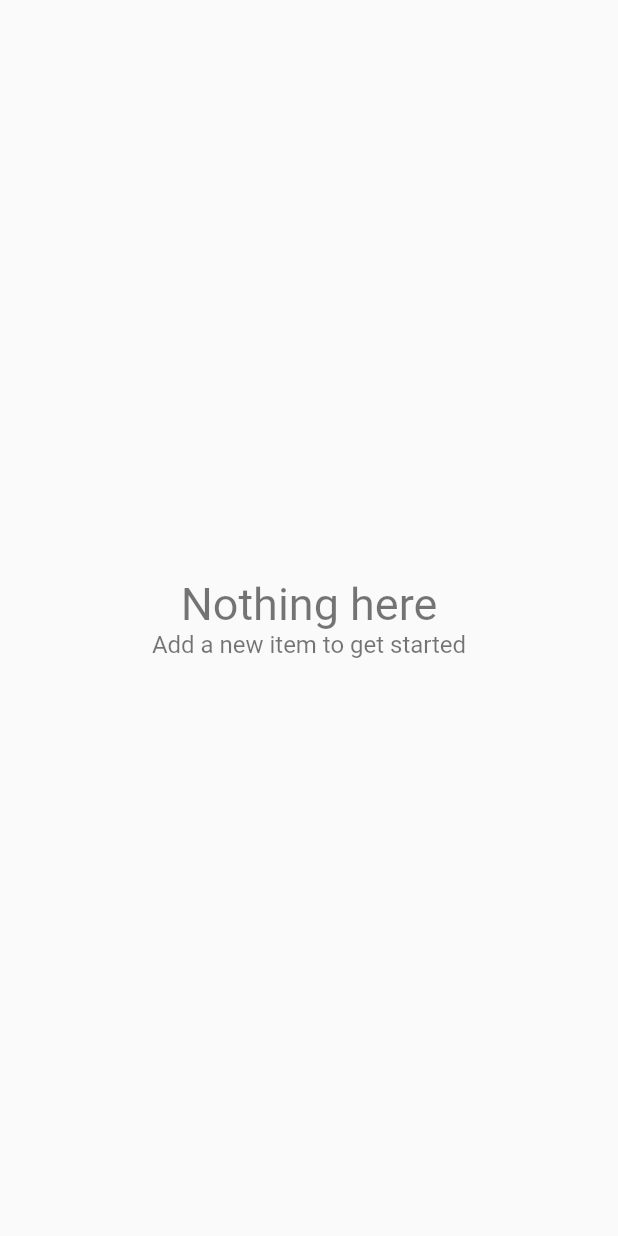
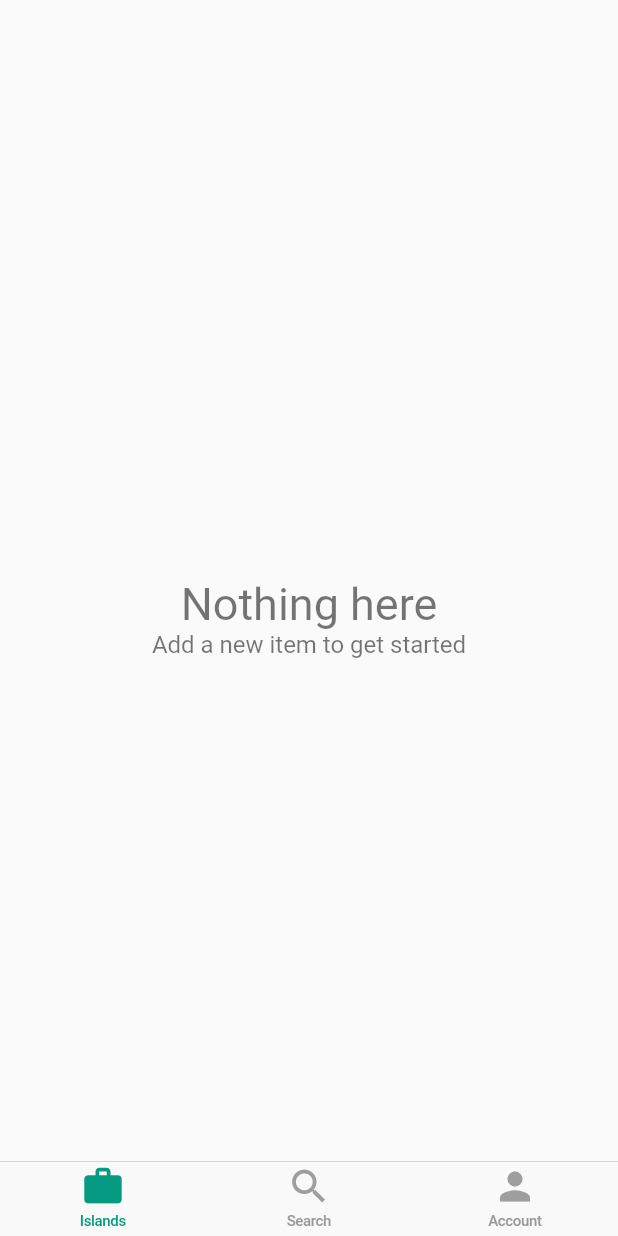
Before and after one commit to DiegoLascano/galapagos-app, a Flutter app: the screen it shows once a user with an empty profile is signed in, on a phone screen of 412 x 824 dp. Run offline on Flutter 3.47's test engine with Material 2 defaults, Android fonts, the phone set to English and light mode, and no system bars; our stand-ins replace cloud_firestore, firebase_auth, flutter_svg, flutter_swiper, google_sign_in, rxdart; accounts and stored records are empty; network calls fail.

```diff
--- a/lib/screens/auth_check_screen.dart
+++ b/lib/screens/auth_check_screen.dart
@@ -3,7 +3,6 @@
 
 import 'package:flutter/material.dart';
 import 'package:galapagos_touring/screens/auth/auth_screen.dart';
-import 'package:galapagos_touring/screens/islands/islands_screen.dart';
 import 'package:galapagos_touring/screens/navigation/home_screen.dart';
 import 'package:galapagos_touring/services/auth/auth_interface.dart';
 import 'package:galapagos_touring/services/auth/user.dart';
@@ -27,7 +26,7 @@ class AuthCheckScreen extends StatelessWidget {
           } else {
             return Provider<Database>(
               create: (_) => FirestoreDatabase(uid: user.uid),
-              child: IslandsScreen(),
+              child: HomeScreen(),
             );
           }
         } else {
```
